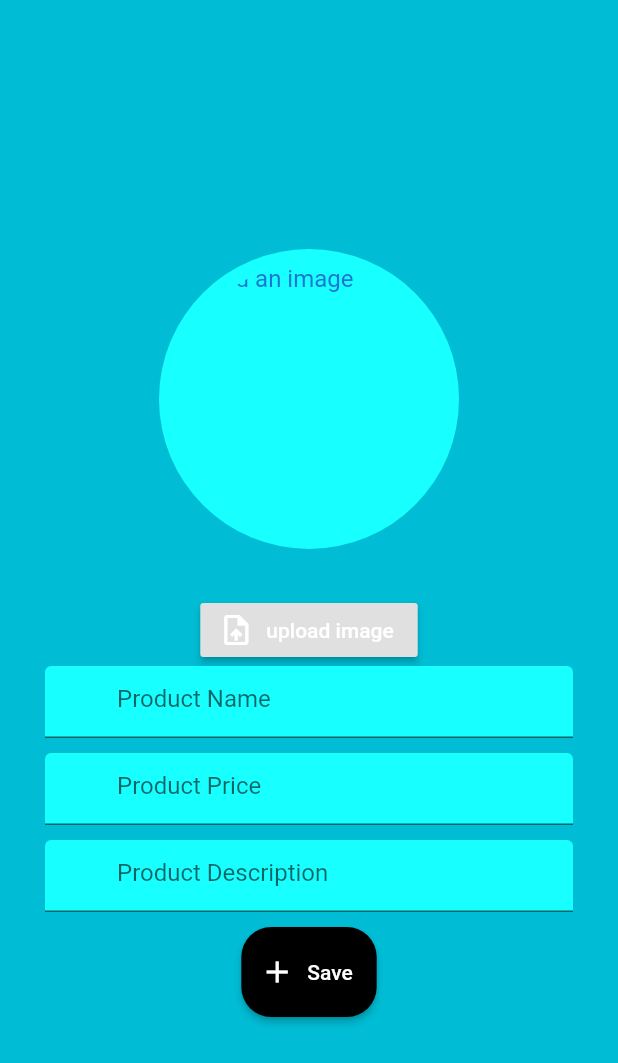
After one commit to AlbertLouca/Pharmacy-Market, a Flutter app: the EditProduct screen opened by its route, on a phone screen of 412 x 824 dp. The commit adds this screen. Shown: the top 1063 px of the screen. Run offline on Flutter 3.47's test engine with Material 2 defaults, Android fonts, the light colour scheme and no system bars; our stand-ins replace cloud_firestore, firebase_auth, firebase_core, firebase_storage, image_picker; missing offline and left inert: Pharmacy; accounts and stored records are empty.

Commit message:
Edit/delete are done

```diff
--- /dev/null
+++ b/lib/screens/admin/EditProduct.dart
@@ -0,0 +1,174 @@
+
+
+import 'dart:io';
+import 'dart:math';
+import 'package:flutter/material.dart';
+import 'package:pharmacynew/templates/GenericTextFeild.dart';
+import 'package:pharmacynew/models/Product.dart';
+import '../../constants.dart';
+import 'package:pharmacynew/models/Products.dart';
+import 'package:image_picker/image_picker.dart';
+import 'package:firebase_storage/firebase_storage.dart' as firebase_storage;
+import 'package:path/path.dart';
+final _product=Product();
+class EditProduct extends StatefulWidget {
+  static String id='EditProduct';
+
+  @override
+  _EditProductState createState() => _EditProductState();
+}
+
+class _EditProductState extends State<EditProduct> {
+
+  String _name,_description;
+
+  double _price;
+  String _picturePath;
+  int randomNumber = Random().nextInt(100000);
+  String ID = Random().nextInt(100000).toString();
+
+  final _Products =Products();
+
+  final GlobalKey<FormState> _globalKey=GlobalKey<FormState>();
+  File _image;
+
+
+  @override
+  Widget build(BuildContext context) {
+    Product p  = ModalRoute.of(context).settings.arguments;
+    Future getImage() async {
+      var image = await ImagePicker.pickImage(source:ImageSource.gallery);
+      setState(() {
+        _image=image;
+
+        print('Image Path' + _image.path);
+      });
+    }
+    Future uploadPic(BuildContext context )async{
+
+      String imageLocation = 'product/image${randomNumber}.jpg';
+      //String fileName=basename(_image.path);
+      firebase_storage.Reference  firebaseStorageRef = firebase_storage.FirebaseStorage.instance.ref().child(imageLocation);
+      firebase_storage.UploadTask uploadTask = firebaseStorageRef.putFile(_image);
+      await uploadTask;
+      //Future.delayed(const Duration(milliseconds: 2000));
+      _picturePath= await firebaseStorageRef.getDownloadURL();
+      print(_picturePath);
+
+
+      /* firebaseStorageRef.getDownloadURL().then((fileUrl) {
+        setState(()  {
+_picturePath=  fileUrl;
+print('done'+_picturePath);
+        });
+      });*/
+
+
+    }
+
+
+
+
+
+    return Scaffold(
+        backgroundColor: kBackGroundColor,
+
+        body :Form(
+          key:_globalKey,
+          child: Column(
+            mainAxisAlignment: MainAxisAlignment.center,
+            children: <Widget>[
+
+              SizedBox(height: 20.0,),
+
+
+
+
+
+              CircleAvatar(radius: 100,
+                  backgroundColor: kFillTextFeildColor,
+                  child:ClipOval(
+
+                      child:SizedBox(
+
+                        width: 180.0,
+                        height: 180.0,
+                        child:(_image!=null)?Image.file(_image,fit:BoxFit.fill):Text('Upload an image'),
+
+                      )
+
+                  )),
+
+              SizedBox(height:30),
+
+              RaisedButton.icon(onPressed:(){ getImage();}, icon:Icon(Icons.upload_file, color:Colors.white,) , label:Text('upload image',style: TextStyle(color:Colors.white),)),
+
+
+
+              GenericTextFeild(onClick: (value){
+                _name=value;
+
+
+              }, hint: 'Product Name'),
+              SizedBox(height:10),
+              GenericTextFeild(onClick: (value){
+                _price=double.parse(value);
+
+
+
+              }, hint: 'Product Price'),
+              SizedBox(height:10),
+              GenericTextFeild(onClick: (value){
+                _description=value;
+
+              }, hint: 'Product Description'),
+              SizedBox(height:10),
+
+              ButtonTheme(
+                minWidth: 80.0,
+                height: 60.0,
+                child: RaisedButton.icon(
+
+                    onPressed: () async{if (_globalKey.currentState.validate())
+                      await uploadPic(context);
+                    //Future.delayed(const Duration(milliseconds: 4000));
+
+                    _globalKey.currentState.save();
+                    //uploadPic(context);
+
+
+                    _Products.updateProduct(
+
+                        ({
+                      kProductName: _name,
+                      kProductPrice: _price,
+                      kProductDescription: _description,
+                      kProductImageUrl: _picturePath
+                    }),p.pID);
+                      //print('after for loop '+_picturePath);
+
+                    },
+                    shape: RoundedRectangleBorder(
+                        borderRadius: BorderRadius.all(Radius.circular(20.0))),
+                    label: Text('Save',
+                      style: TextStyle(color: Colors.white),),
+                    icon: Icon(Icons.add, color:Colors.white,),
+                    textColor: Colors.white,
+
+                    color: Colors.black),
+              ),
+
+            ],
+
+
+
+          ),
+        )
+
+
+
+
+    );
+
+  }
+}
```
Also changed, not shown: lib/main.dart (+5 -2 lines), lib/models/Products.dart (+14 -4 lines), lib/screens/admin/View_Product.dart (added, +154 -0 lines), lib/screens/admin/manage_page.dart (+8 -10 lines).
